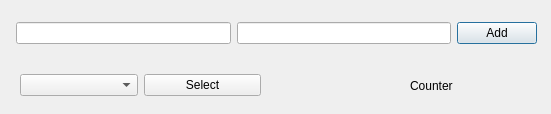
First picture: the form in Learn_Words_App_0_0_1/addword.ui, repository Sautenko-Andrey/learn_words_app, before the edit.
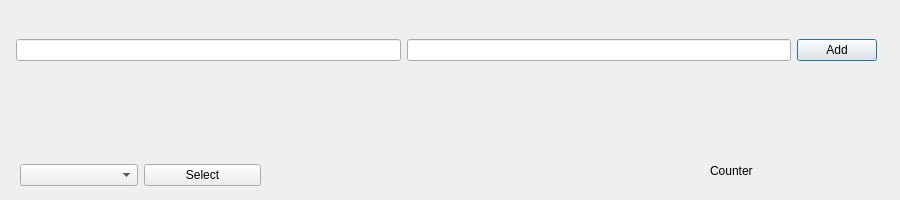
Second picture: the form after the edit.

What changed in the file:
```diff
--- a/Learn_Words_App_0_0_1/addword.ui
+++ b/Learn_Words_App_0_0_1/addword.ui
@@ -6,8 +6,8 @@
    <rect>
     <x>0</x>
     <y>0</y>
-    <width>551</width>
-    <height>114</height>
+    <width>900</width>
+    <height>200</height>
    </rect>
   </property>
   <property name="windowTitle">
@@ -16,8 +16,8 @@
   <widget class="QLabel" name="counterLabel">
    <property name="geometry">
     <rect>
-     <x>410</x>
-     <y>75</y>
+     <x>710</x>
+     <y>160</y>
      <width>131</width>
      <height>21</height>
     </rect>
@@ -31,8 +31,8 @@
     <rect>
      <x>16</x>
      <y>20</y>
-     <width>521</width>
-     <height>27</height>
+     <width>861</width>
+     <height>61</height>
     </rect>
    </property>
    <layout class="QHBoxLayout" name="horizontalLayout">
@@ -67,7 +67,7 @@
    <property name="geometry">
     <rect>
      <x>20</x>
-     <y>70</y>
+     <y>160</y>
      <width>241</width>
      <height>31</height>
     </rect>
```
